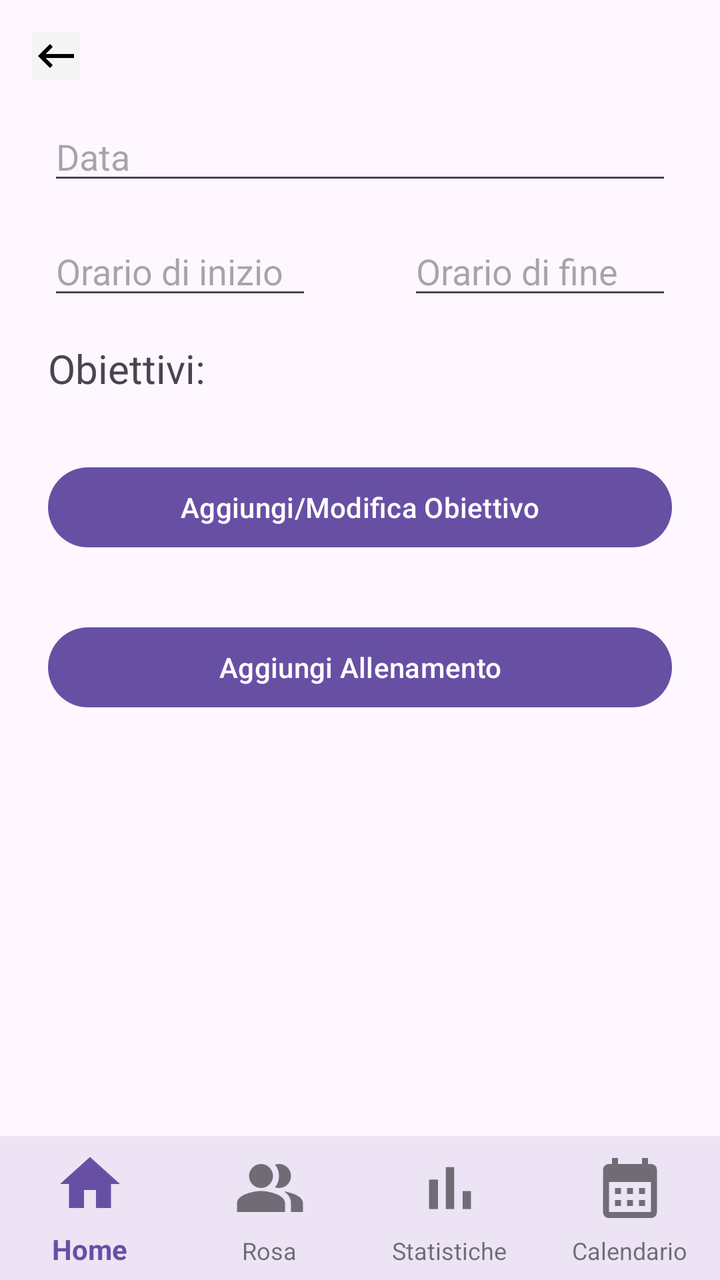
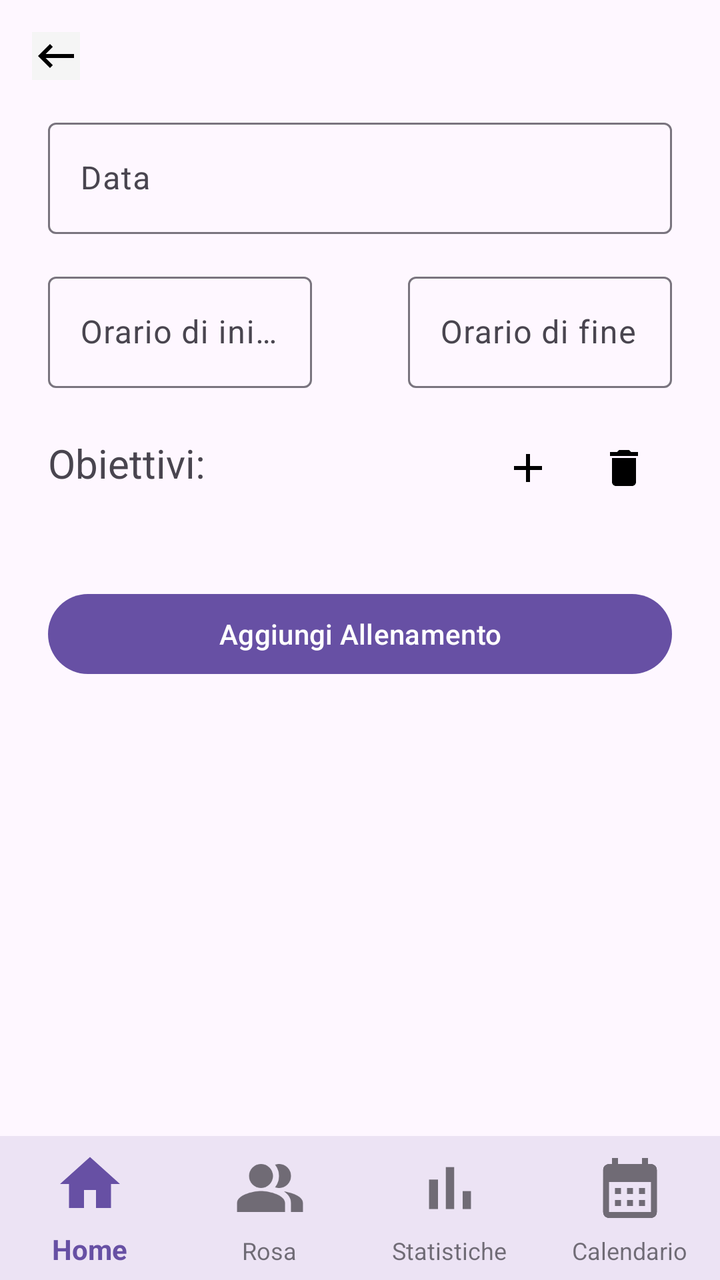

Compare the two renders of this Android layout. The source of the first and the diff that turns it into the second are given below.
<!-- AndroidManifest.xml: application theme Theme.YouCoach -->
<!-- res/layout/activity_aggiungi_allenamento.xml -->
<?xml version="1.0" encoding="utf-8"?>
<androidx.constraintlayout.widget.ConstraintLayout
    xmlns:android="http://schemas.android.com/apk/res/android"
    xmlns:app="http://schemas.android.com/apk/res-auto"
    xmlns:tools="http://schemas.android.com/tools"
    android:layout_width="match_parent"
    android:layout_height="match_parent">

    <ImageButton
        android:id="@+id/back_button"
        android:layout_width="wrap_content"
        android:layout_height="wrap_content"
        android:layout_marginStart="16dp"
        android:layout_marginTop="16dp"
        android:background="@color/background_grey"
        android:src="@drawable/arrow_back"
        app:layout_constraintStart_toStartOf="parent"
        app:layout_constraintTop_toTopOf="parent" />

    <EditText
        android:id="@+id/editTextData"
        android:layout_width="0dp"
        android:layout_height="wrap_content"
        android:hint="Data"
        android:inputType="date"
        app:layout_constraintTop_toBottomOf="@id/back_button"
        app:layout_constraintStart_toStartOf="parent"
        app:layout_constraintEnd_toEndOf="parent"
        android:layout_marginStart="24dp"
        android:layout_marginEnd="24dp"
        android:layout_marginTop="16dp" />

    <EditText
        android:id="@+id/editTextOrarioInizio"
        android:layout_width="0dp"
        android:layout_height="wrap_content"
        android:hint="Orario di inizio"
        android:inputType="time"
        app:layout_constraintTop_toBottomOf="@id/editTextData"
        app:layout_constraintStart_toStartOf="parent"
        app:layout_constraintEnd_toStartOf="@+id/editTextOrarioFine"
        android:layout_marginStart="24dp"
        android:layout_marginEnd="24dp"
        android:layout_marginTop="16dp" />

    <EditText
        android:id="@+id/editTextOrarioFine"
        android:layout_width="0dp"
        android:layout_height="wrap_content"
        android:hint="Orario di fine"
        android:inputType="time"
        app:layout_constraintTop_toBottomOf="@id/editTextData"
        android:layout_marginStart="24dp"
        android:layout_marginEnd="24dp"
        app:layout_constraintStart_toEndOf="@+id/editTextOrarioInizio"
        app:layout_constraintEnd_toEndOf="parent"
        android:layout_marginTop="16dp" />

    <TextView
        android:id="@+id/text_obiettivi"
        android:layout_width="wrap_content"
        android:layout_height="wrap_content"
        android:text="Obiettivi:"
        android:textSize="20sp"
        android:layout_marginTop="16dp"
        android:layout_marginStart="24dp"
        app:layout_constraintTop_toBottomOf="@+id/editTextOrarioFine"
        app:layout_constraintStart_toStartOf="parent"
        />




    
    <androidx.recyclerview.widget.RecyclerView
        android:id="@+id/recyclerViewObiettivi"
        android:layout_width="0dp"
        android:layout_height="wrap_content"
        app:layout_constraintTop_toBottomOf="@id/text_obiettivi"
        app:layout_constraintStart_toStartOf="parent"
        app:layout_constraintEnd_toEndOf="parent"
        android:layout_marginStart="24dp"
        android:layout_marginEnd="24dp"
        android:layout_marginTop="16dp"
        android:nestedScrollingEnabled="false" />

    
    <Button
        android:id="@+id/buttonAggiungiObiettivo"
        android:layout_width="0dp"
        android:layout_height="wrap_content"
        android:text="Aggiungi/Modifica Obiettivo"
        app:layout_constraintTop_toBottomOf="@id/recyclerViewObiettivi"
        app:layout_constraintStart_toStartOf="parent"
        app:layout_constraintEnd_toEndOf="parent"
        android:layout_marginStart="24dp"
        android:layout_marginEnd="24dp"
        android:layout_marginTop="16dp" />


    <Button
        android:id="@+id/buttonAggiungiAllenamento"
        android:layout_width="0dp"
        android:layout_height="wrap_content"
        android:text="Aggiungi Allenamento"
        app:layout_constraintTop_toBottomOf="@id/buttonAggiungiObiettivo"
        app:layout_constraintStart_toStartOf="parent"
        app:layout_constraintEnd_toEndOf="parent"
        android:layout_marginStart="24dp"
        android:layout_marginEnd="24dp"
        android:layout_marginTop="32dp" />

    <com.google.android.material.bottomnavigation.BottomNavigationView
        android:id="@+id/bottom_navigation"
        android:layout_width="0dp"
        android:layout_height="72dp"
        android:background="?android:attr/windowBackground"
        app:labelVisibilityMode="labeled"
        app:menu="@menu/bottom_nav_menu"
        style="@style/BottomNavigationViewStyle"
        app:layout_constraintBottom_toBottomOf="parent"
        app:layout_constraintStart_toStartOf="parent"
        app:layout_constraintEnd_toEndOf="parent" />

</androidx.constraintlayout.widget.ConstraintLayout>
<!-- resources referenced by this layout -->
<resources>
  <color name="background_grey">#F5F5F5</color>
  <!-- drawable arrow_back (drawable) -->
  <vector xmlns:android="http://schemas.android.com/apk/res/android" android:autoMirrored="true" android:height="24dp" android:tint="#000000" android:viewportHeight="24" android:viewportWidth="24" android:width="24dp">
        
      <path android:fillColor="@android:color/white" android:pathData="M21,11H6.83l3.58,-3.59L9,6l-6,6 6,6 1.41,-1.41L6.83,13H21z"/>
      
  </vector>
  <style name="BottomNavigationViewStyle" parent="Widget.MaterialComponents.BottomNavigationView">
          <item name="itemIconSize">36dp</item> 
          <item name="itemTextAppearanceActive">@style/ActiveTextStyle</item> 
          <item name="itemTextAppearanceInactive">@style/InactiveTextStyle</item> 
      </style>
  <style name="Theme.YouCoach" parent="Base.Theme.YouCoach" />
  <style name="ActiveTextStyle" parent="TextAppearance.AppCompat.Small">
          <item name="android:textSize">14sp</item>
      </style>
  <style name="InactiveTextStyle" parent="TextAppearance.AppCompat.Small">
          <item name="android:textSize">12sp</item>
      </style>
  <style name="Base.Theme.YouCoach" parent="Theme.Material3.DayNight.NoActionBar">
          
          
      </style>
</resources>

<!-- the commit's change to res/layout/activity_aggiungi_allenamento.xml (unified diff, before → after) -->
@@ -17,44 +17,68 @@
         app:layout_constraintStart_toStartOf="parent"
         app:layout_constraintTop_toTopOf="parent" />
 
-    <EditText
-        android:id="@+id/editTextData"
+    <com.google.android.material.textfield.TextInputLayout
+        android:id="@+id/inputData"
         android:layout_width="0dp"
         android:layout_height="wrap_content"
-        android:hint="Data"
-        android:inputType="date"
-        app:layout_constraintTop_toBottomOf="@id/back_button"
+        android:layout_weight="2"
+        app:layout_constraintTop_toBottomOf="@+id/back_button"
         app:layout_constraintStart_toStartOf="parent"
         app:layout_constraintEnd_toEndOf="parent"
         android:layout_marginStart="24dp"
         android:layout_marginEnd="24dp"
-        android:layout_marginTop="16dp" />
+        android:layout_marginTop="16dp"
+        android:hint="Data">
 
-    <EditText
-        android:id="@+id/editTextOrarioInizio"
+        <EditText
+            android:id="@+id/editTextData"
+            android:layout_width="match_parent"
+            android:layout_height="wrap_content"
+            android:inputType="date" />
+    </com.google.android.material.textfield.TextInputLayout>
+
+
+
+    <com.google.android.material.textfield.TextInputLayout
+        android:id="@+id/inputOrarioInizio"
         android:layout_width="0dp"
         android:layout_height="wrap_content"
-        android:hint="Orario di inizio"
-        android:inputType="time"
-        app:layout_constraintTop_toBottomOf="@id/editTextData"
+        android:layout_weight="2"
+        app:layout_constraintTop_toBottomOf="@+id/inputData"
         app:layout_constraintStart_toStartOf="parent"
-        app:layout_constraintEnd_toStartOf="@+id/editTextOrarioFine"
+        app:layout_constraintEnd_toStartOf="@id/inputOrarioFine"
         android:layout_marginStart="24dp"
         android:layout_marginEnd="24dp"
-        android:layout_marginTop="16dp" />
+        android:layout_marginTop="16dp"
+        android:hint="Orario di inizio">
 
-    <EditText
-        android:id="@+id/editTextOrarioFine"
+        <EditText
+            android:id="@+id/editTextOrarioInizio"
+            android:layout_width="match_parent"
+            android:layout_height="wrap_content"
+            android:inputType="time" />
+    </com.google.android.material.textfield.TextInputLayout>
+
+    <com.google.android.material.textfield.TextInputLayout
+        android:id="@+id/inputOrarioFine"
         android:layout_width="0dp"
         android:layout_height="wrap_content"
-        android:hint="Orario di fine"
-        android:inputType="time"
-        app:layout_constraintTop_toBottomOf="@id/editTextData"
+        android:layout_weight="2"
+        app:layout_constraintTop_toBottomOf="@+id/inputData"
+        app:layout_constraintStart_toEndOf="@+id/inputOrarioInizio"
+        app:layout_constraintEnd_toEndOf="parent"
         android:layout_marginStart="24dp"
         android:layout_marginEnd="24dp"
-        app:layout_constraintStart_toEndOf="@+id/editTextOrarioInizio"
-        app:layout_constraintEnd_toEndOf="parent"
-        android:layout_marginTop="16dp" />
+        android:layout_marginTop="16dp"
+        android:hint="Orario di fine">
+
+        <EditText
+            android:id="@+id/editTextOrarioFine"
+            android:layout_width="match_parent"
+            android:layout_height="wrap_content"
+            android:inputType="time" />
+    </com.google.android.material.textfield.TextInputLayout>
+
 
     <TextView
         android:id="@+id/text_obiettivi"
@@ -62,11 +86,32 @@
         android:layout_height="wrap_content"
         android:text="Obiettivi:"
         android:textSize="20sp"
-        android:layout_marginTop="16dp"
+        android:layout_marginTop="24dp"
         android:layout_marginStart="24dp"
-        app:layout_constraintTop_toBottomOf="@+id/editTextOrarioFine"
+        app:layout_constraintTop_toBottomOf="@+id/inputOrarioFine"
         app:layout_constraintStart_toStartOf="parent"
         />
+
+    <ImageButton
+        android:id="@+id/aggiungiObiettivo_button"
+        android:layout_width="48dp"
+        android:layout_height="48dp"
+        android:layout_marginTop="16dp"
+        android:background="@color/transparent"
+        android:src="@drawable/add"
+        app:layout_constraintTop_toBottomOf="@+id/inputOrarioFine"
+        app:layout_constraintEnd_toStartOf="@+id/eliminaObiettivo_button"/>
+
+    <ImageButton
+        android:id="@+id/eliminaObiettivo_button"
+        android:layout_width="48dp"
+        android:layout_height="48dp"
+        android:layout_marginTop="16dp"
+        android:layout_marginEnd="24dp"
+        android:background="@color/transparent"
+        android:src="@drawable/delete"
+        app:layout_constraintTop_toBottomOf="@+id/inputOrarioFine"
+        app:layout_constraintEnd_toEndOf="parent"/>
 
 
 
@@ -85,17 +130,7 @@
         android:nestedScrollingEnabled="false" />
 
     
-    <Button
-        android:id="@+id/buttonAggiungiObiettivo"
-        android:layout_width="0dp"
-        android:layout_height="wrap_content"
-        android:text="Aggiungi/Modifica Obiettivo"
-        app:layout_constraintTop_toBottomOf="@id/recyclerViewObiettivi"
-        app:layout_constraintStart_toStartOf="parent"
-        app:layout_constraintEnd_toEndOf="parent"
-        android:layout_marginStart="24dp"
-        android:layout_marginEnd="24dp"
-        android:layout_marginTop="16dp" />
+
 
 
     <Button
@@ -103,7 +138,7 @@
         android:layout_width="0dp"
         android:layout_height="wrap_content"
         android:text="Aggiungi Allenamento"
-        app:layout_constraintTop_toBottomOf="@id/buttonAggiungiObiettivo"
+        app:layout_constraintTop_toBottomOf="@id/recyclerViewObiettivi"
         app:layout_constraintStart_toStartOf="parent"
         app:layout_constraintEnd_toEndOf="parent"
         android:layout_marginStart="24dp"
<!-- resource entries referenced after the edit -->
@@ -1,10 +1,23 @@
 <!-- resources referenced by this layout -->
 <resources>
   <color name="background_grey">#F5F5F5</color>
+  <color name="transparent">#00000000</color>
+  <!-- drawable add (drawable) -->
+  <vector xmlns:android="http://schemas.android.com/apk/res/android" android:height="24dp" android:tint="#000000" android:viewportHeight="24" android:viewportWidth="24" android:width="24dp">
+        
+      <path android:fillColor="@android:color/white" android:pathData="M19,13h-6v6h-2v-6H5v-2h6V5h2v6h6v2z"/>
+      
+  </vector>
   <!-- drawable arrow_back (drawable) -->
   <vector xmlns:android="http://schemas.android.com/apk/res/android" android:autoMirrored="true" android:height="24dp" android:tint="#000000" android:viewportHeight="24" android:viewportWidth="24" android:width="24dp">
         
       <path android:fillColor="@android:color/white" android:pathData="M21,11H6.83l3.58,-3.59L9,6l-6,6 6,6 1.41,-1.41L6.83,13H21z"/>
+      
+  </vector>
+  <!-- drawable delete (drawable) -->
+  <vector xmlns:android="http://schemas.android.com/apk/res/android" android:height="24dp" android:tint="#000000" android:viewportHeight="24" android:viewportWidth="24" android:width="24dp">
+        
+      <path android:fillColor="@android:color/white" android:pathData="M6,19c0,1.1 0.9,2 2,2h8c1.1,0 2,-0.9 2,-2V7H6v12zM19,4h-3.5l-1,-1h-5l-1,1H5v2h14V4z"/>
       
   </vector>
   <style name="BottomNavigationViewStyle" parent="Widget.MaterialComponents.BottomNavigationView">
